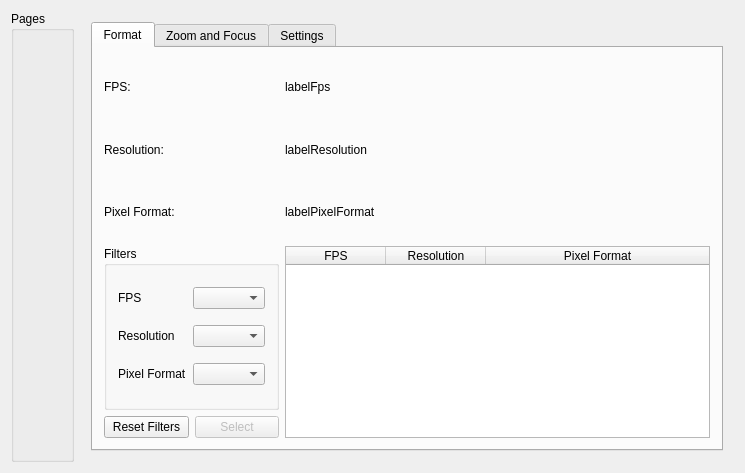
This is src/plugins/device/VideoDevicePlugin/VideoDevicePropertiesWidget/videodevicepropertieswidget.ui in m-riley04/ModularSensorSystem as Qt 5 draws it before an edit. The edited form follows.
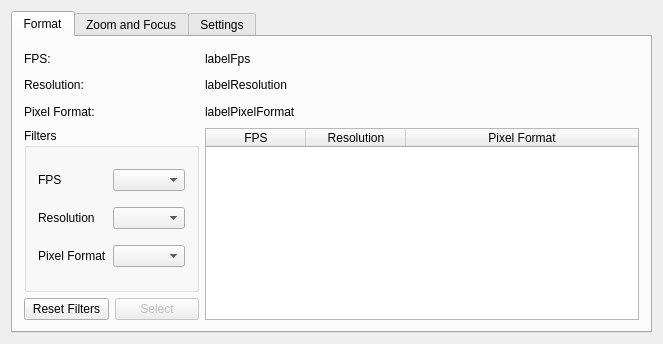
This is the edited form.

What changed in the file:
```diff
--- a/src/plugins/device/VideoDevicePlugin/VideoDevicePropertiesWidget/videodevicepropertieswidget.ui
+++ b/src/plugins/device/VideoDevicePlugin/VideoDevicePropertiesWidget/videodevicepropertieswidget.ui
@@ -6,18 +6,14 @@
    <rect>
     <x>0</x>
     <y>0</y>
-    <width>745</width>
-    <height>473</height>
+    <width>663</width>
+    <height>344</height>
    </rect>
   </property>
   <property name="windowTitle">
    <string>VideoDevicePropertiesWidget</string>
   </property>
   <layout class="QGridLayout" name="gridLayout_4">
-   <item row="0" column="1">
-    <widget class="QStackedWidget" name="stackedWidget">
-     <widget class="QWidget" name="page">
-      <layout class="QGridLayout" name="gridLayout_5">
        <item row="0" column="0">
         <widget class="QTabWidget" name="tabWidget">
          <property name="tabPosition">
@@ -644,19 +640,6 @@
            </item>
           </layout>
          </widget>
-        </widget>
-       </item>
-      </layout>
-     </widget>
-     <widget class="QWidget" name="page_2"/>
-    </widget>
-   </item>
-   <item row="0" column="0">
-    <widget class="QGroupBox" name="groupBox_4">
-     <property name="title">
-      <string>Pages</string>
-     </property>
-     <layout class="QVBoxLayout" name="verticalLayout"/>
     </widget>
    </item>
   </layout>
```
Lines whose indentation alone changed are shown as unchanged.
